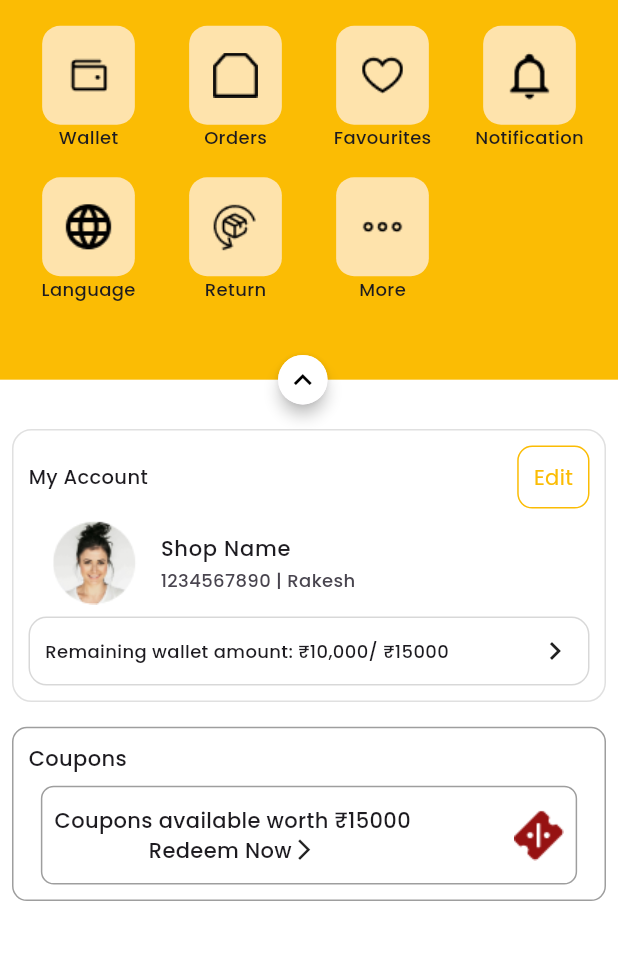
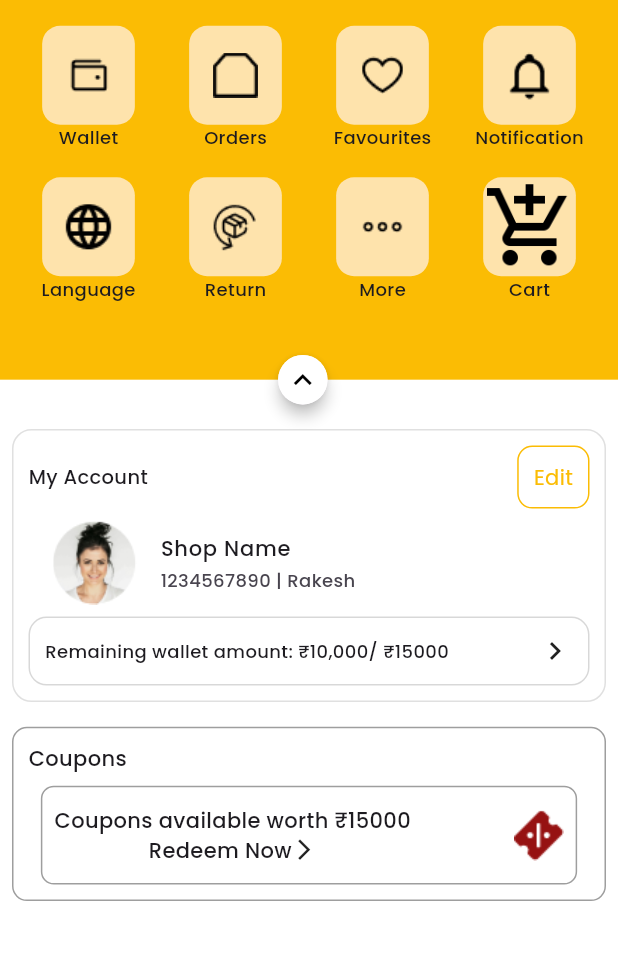
Before and after one commit to mahesh1071997/E-commerce-app, a Flutter app: the AccountScreen screen opened directly, on a phone screen of 412 x 824 dp, the part 90-1050 px from its top. Run offline on Flutter 3.47's test engine with Material 3 defaults, Android fonts, the phone set to English and light mode, and no system bars; our stand-ins replace dotted_line, get, google_fonts, lottie, percent_indicator, pinput and 2 more; missing offline and left inert: another_stepper.

Commit message:
cart button add in profile scree

```diff
--- a/lib/presentation/main_section/account/account_screen.dart
+++ b/lib/presentation/main_section/account/account_screen.dart
@@ -12,6 +12,7 @@ import 'package:google_fonts/google_fonts.dart';
 import 'package:responsive_sizer/responsive_sizer.dart';
 import 'package:velocity_x/velocity_x.dart';
 import 'package:ecommerce_seller/presentation/main_section/bottom_navigation/controller/bottom_navigation_controller.dart';
+import '../home_screen/cart/cart_screen.dart';
 import '../notification/notification_screen.dart';
 
 class AccountScreen extends StatelessWidget {
@@ -28,7 +29,9 @@ class AccountScreen extends StatelessWidget {
       'Notification',
       'Language',
       'Return',
-      'More'
+      'More',
+      'Cart'
+
     ];
     return Scaffold(
       body: Column(
@@ -49,8 +52,7 @@ class AccountScreen extends StatelessWidget {
                         children: [
                           Text(
                             'Accounts',
-                            style: GoogleFonts.poppins(
-                                fontSize: 18.px, fontWeight: FontWeight.w500),
+                            style: GoogleFonts.poppins(fontSize: 18.px, fontWeight: FontWeight.w500),
                           ),
                           Spacer(),
                           GestureDetector(
@@ -72,35 +74,30 @@ class AccountScreen extends StatelessWidget {
                           shrinkWrap: true,
                           // scrollDirection: Axis.horizontal,
                           physics: const NeverScrollableScrollPhysics(),
-                          itemCount: 7,
-                          gridDelegate:
-                              const SliverGridDelegateWithFixedCrossAxisCount(
-                            crossAxisCount:
-                                4, // Adjust the cross axis count to show 4 items in each row
+                          itemCount: 8,
+                          gridDelegate: const SliverGridDelegateWithFixedCrossAxisCount(
+                            crossAxisCount: 4, // Adjust the cross axis count to show 4 items in each row
                             mainAxisSpacing: 3,
                           ),
                           itemBuilder: (context, index) {
                             return GestureDetector(
                               onTap: () {
-                                if (index==0) {
-
-                                Get.to(()=>const WalletScreen());
-                                }else if(index==1){
-bottom.selectedIndex.value=2;
-                      bottom.bottomNavigationIndexSelecting(2, 'more');
-
-print(bottom.selectedIndex);
-                                }else if(index==2){
-                                  Get.to(()=>const WishListScreen());
-
-                                 }else if(index==3){
-                                        Get.to(()=>const NotificationScreen());
-
-                                 }else if(index==5){
-                                                                    Get.to(()=>const ReturnScreen());
-
-                                 } else {
-                                  Get.to(()=>const MoreOptionScreen());
+                                if (index == 0) {
+                                  Get.to(() => const WalletScreen());
+                                } else if (index == 1) {
+                                  bottom.selectedIndex.value = 2;
+                                  bottom.bottomNavigationIndexSelecting(2, 'more');
+                                  print(bottom.selectedIndex);
+                                } else if (index == 2) {
+                                  Get.to(() => const WishListScreen());
+                                } else if (index == 3) {
+                                  Get.to(() => const NotificationScreen());
+                                } else if (index == 5) {
+                                  Get.to(() => const ReturnScreen());
+                                }else if (index == 6) {
+                                  Get.to(() => const MoreOptionScreen());
+                                } else {
+                                  Get.to(() => const CartScreen());
                                 }
                               },
                               child: Column(
@@ -109,26 +106,21 @@ print(bottom.selectedIndex);
                                     child: Container(
                                         height: Adaptive.h(8),
                                         width: Adaptive.w(15),
-                                        decoration: BoxDecoration(
-                                            color: Color(0xffFEE3AC),
-                                            borderRadius:
-                                                BorderRadius.circular(12)),
+                                        decoration: BoxDecoration(color: Color(0xffFEE3AC), borderRadius: BorderRadius.circular(12)),
                                         // padding: EdgeInsets.all(10),
                                         child: SizedBox(
                                           height: Adaptive.h(2),
                                           width: Adaptive.w(4),
                                           child: Image.asset(
                                             'assets/images/accounts${index + 1}.png',
-                                        // fit: BoxFit.fill,
+                                            // fit: BoxFit.fill,
                                             // height: Adaptive.h(4),
                                           ),
                                         )),
                                   ),
                                   Text(
                                     names[index],
-                                    style: GoogleFonts.poppins(
-                                        fontSize: 12.px,
-                                        fontWeight: FontWeight.w500),
+                                    style: GoogleFonts.poppins(fontSize: 12.px, fontWeight: FontWeight.w500),
                                   )
                                 ],
                               ),
@@ -162,28 +154,23 @@ print(bottom.selectedIndex);
             padding: const EdgeInsets.symmetric(horizontal: 8.0),
             child: Container(
               padding: EdgeInsets.all(10),
-              decoration: BoxDecoration(
-                  border: Border.all(color: Colors.black12),
-                  borderRadius: BorderRadius.circular(13)),
+              decoration: BoxDecoration(border: Border.all(color: Colors.black12), borderRadius: BorderRadius.circular(13)),
               child: Column(
                 children: [
                   Row(
                     children: [
                       Text(
                         'My Account',
-                        style: GoogleFonts.poppins(
-                            fontWeight: FontWeight.w500, fontSize: 13.px),
+                        style: GoogleFonts.poppins(fontWeight: FontWeight.w500, fontSize: 13.px),
                       ),
                       Spacer(),
                       GestureDetector(
                         onTap: () {
-                        Get.to(()=> EditProfileScreen());
+                          Get.to(() => EditProfileScreen());
                         },
                         child: Container(
                           padding: EdgeInsets.all(10),
-                          decoration: BoxDecoration(
-                              border: Border.all(color: buttonColor),
-                              borderRadius: BorderRadius.circular(10)),
+                          decoration: BoxDecoration(border: Border.all(color: buttonColor), borderRadius: BorderRadius.circular(10)),
                           child: Center(
                             child: Text(
                               'Edit',
@@ -196,12 +183,8 @@ print(bottom.selectedIndex);
                   ),
                   ListTile(
                     leading: Image.asset('assets/images/Ellipse 59.png'),
-                    title: Text('Shop Name',
-                        style: GoogleFonts.poppins(
-                            fontSize: 14.px, fontWeight: FontWeight.w500)),
-                    subtitle: Text('1234567890 | Rakesh',
-                        style: GoogleFonts.poppins(
-                            fontSize: 12.px, fontWeight: FontWeight.w500)),
+                    title: Text('Shop Name', style: GoogleFonts.poppins(fontSize: 14.px, fontWeight: FontWeight.w500)),
+                    subtitle: Text('1234567890 | Rakesh', style: GoogleFonts.poppins(fontSize: 12.px, fontWeight: FontWeight.w500)),
                   ),
                   Container(
                     padding: EdgeInsets.all(10),
@@ -213,9 +196,7 @@ print(bottom.selectedIndex);
                     child: Row(
                       mainAxisAlignment: MainAxisAlignment.spaceBetween,
                       children: [
-                        Text('Remaining wallet amount: ₹10,000/ ₹15000',
-                            style: GoogleFonts.poppins(
-                                fontSize: 12.px, fontWeight: FontWeight.w500)),
+                        Text('Remaining wallet amount: ₹10,000/ ₹15000', style: GoogleFonts.poppins(fontSize: 12.px, fontWeight: FontWeight.w500)),
                         // Spacer(),
                         Icon(Icons.keyboard_arrow_right)
                       ],
@@ -230,26 +211,21 @@ print(bottom.selectedIndex);
             padding: const EdgeInsets.symmetric(horizontal: 8.0),
             child: Container(
               padding: EdgeInsets.all(10),
-              decoration: BoxDecoration(
-                  border: Border.all(color: grey),
-                  borderRadius: BorderRadius.circular(10)),
+              decoration: BoxDecoration(border: Border.all(color: grey), borderRadius: BorderRadius.circular(10)),
               child: Column(
                 children: [
                   Align(
                       alignment: Alignment.centerLeft,
                       child: Text(
                         'Coupons',
-                        style: GoogleFonts.poppins(
-                            fontWeight: FontWeight.w500, fontSize: 14.px),
+                        style: GoogleFonts.poppins(fontWeight: FontWeight.w500, fontSize: 14.px),
                       )),
                   sizedBoxHeight10,
                   Container(
                     margin: EdgeInsets.symmetric(horizontal: Adaptive.w(2)),
                     height: Adaptive.h(8),
                     width: Adaptive.w(100),
-                    decoration: BoxDecoration(
-                        border: Border.all(color: grey),
-                        borderRadius: BorderRadius.circular(Adaptive.sp(12))),
+                    decoration: BoxDecoration(border: Border.all(color: grey), borderRadius: BorderRadius.circular(Adaptive.sp(12))),
                     child: Padding(
                       padding: const EdgeInsets.all(8.0),
                       child: Row(
@@ -259,17 +235,13 @@ print(bottom.selectedIndex);
                             children: [
                               Text(
                                 'Coupons available worth ₹15000',
-                                style: GoogleFonts.poppins(
-                                    fontSize: 14.px,
-                                    fontWeight: FontWeight.w500),
+                                style: GoogleFonts.poppins(fontSize: 14.px, fontWeight: FontWeight.w500),
                               ),
                               Row(
                                 children: [
                                   Text(
                                     'Redeem Now',
-                                    style: GoogleFonts.poppins(
-                                        fontSize: 14.px,
-                                        fontWeight: FontWeight.w500),
+                                    style: GoogleFonts.poppins(fontSize: 14.px, fontWeight: FontWeight.w500),
                                   ),
                                   Icon(
                                     Icons.arrow_forward_ios,
@@ -288,7 +260,7 @@ print(bottom.selectedIndex);
                 ],
               ),
             ).onTap(() {
-              Get.to(()=>const CouponScreen());
+              Get.to(() => const CouponScreen());
             }),
           )
         ],
--- a/lib/presentation/on_boarding_section/otp/otp_screen.dart
+++ b/lib/presentation/on_boarding_section/otp/otp_screen.dart
@@ -170,8 +170,8 @@ final bool isReset;
         // controller: pinController,
         focusNode: focusNode,
 
-        androidSmsAutofillMethod: AndroidSmsAutofillMethod.smsUserConsentApi,
-        listenForMultipleSmsOnAndroid: true,
+        // androidSmsAutofillMethod: AndroidSmsAutofillMethod.smsUserConsentApi,
+        // listenForMultipleSmsOnAndroid: true,
         defaultPinTheme: defaultPinTheme.copyWith(
             decoration: BoxDecoration(
           color: Color(0xffF2F2F2),
--- a/lib/presentation/on_boarding_section/otp/otp_screen2.dart
+++ b/lib/presentation/on_boarding_section/otp/otp_screen2.dart
@@ -166,9 +166,9 @@ class OtpScreen2 extends StatelessWidget {
 
         // controller: pinController,
         focusNode: focusNode,
-
-        androidSmsAutofillMethod: AndroidSmsAutofillMethod.smsUserConsentApi,
-        listenForMultipleSmsOnAndroid: true,
+        // smsRetriever: SmsRetriever,
+        // androidSmsAutofillMethod: AndroidSmsAutofillMethod.smsUserConsentApi,
+        // listenForMultipleSmsOnAndroid: true,
         defaultPinTheme: defaultPinTheme.copyWith(
             decoration: BoxDecoration(
           color: Color(0xffF2F2F2),
```
Also changed, not shown: assets/images/accounts8.png (added), lib/presentation/main_section/home_screen/cart/controllers/cart_controller.dart (added).
